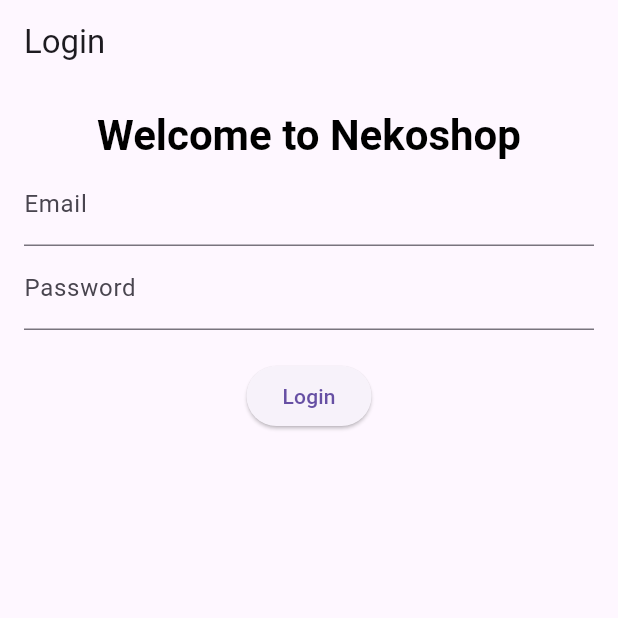
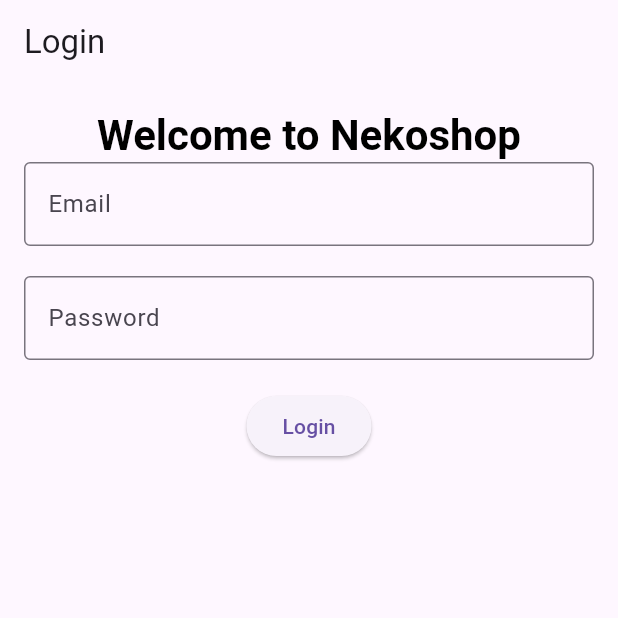
Before and after one commit to kucingsiamese/uts_2021110014, a Flutter app: the screen it shows after launch, on a phone screen of 412 x 824 dp, the top half of it. Run offline on Flutter 3.47's test engine with Material 3 defaults, Android fonts, the phone set to English and light mode, and no system bars.

Commit message:
rapihin login screen

```diff
--- a/lib/screens/login_screen.dart
+++ b/lib/screens/login_screen.dart
@@ -3,6 +3,7 @@
 
 class LoginScreen extends StatelessWidget {
   const LoginScreen({super.key});
+
   @override
   Widget build(BuildContext context) {
     final emailController = TextEditingController();
@@ -17,11 +18,20 @@
             Text('Welcome to Nekoshop',
                 style: Theme.of(context).textTheme.headlineMedium),
             TextField(
-                controller: emailController,
-                decoration: const InputDecoration(labelText: 'Email')),
+              controller: emailController,
+              decoration: const InputDecoration(
+                labelText: 'Email',
+                border: OutlineInputBorder(),
+              ),
+            ),
+            const SizedBox(height: 20),
             TextField(
-                controller: passwordController,
-                decoration: const InputDecoration(labelText: 'Password')),
+              controller: passwordController,
+              decoration: const InputDecoration(
+                labelText: 'Password',
+                border: OutlineInputBorder(),
+              ),
+            ),
             const SizedBox(height: 20),
             ElevatedButton(
               onPressed: () {
```
Also changed, not shown: 1 other file.
